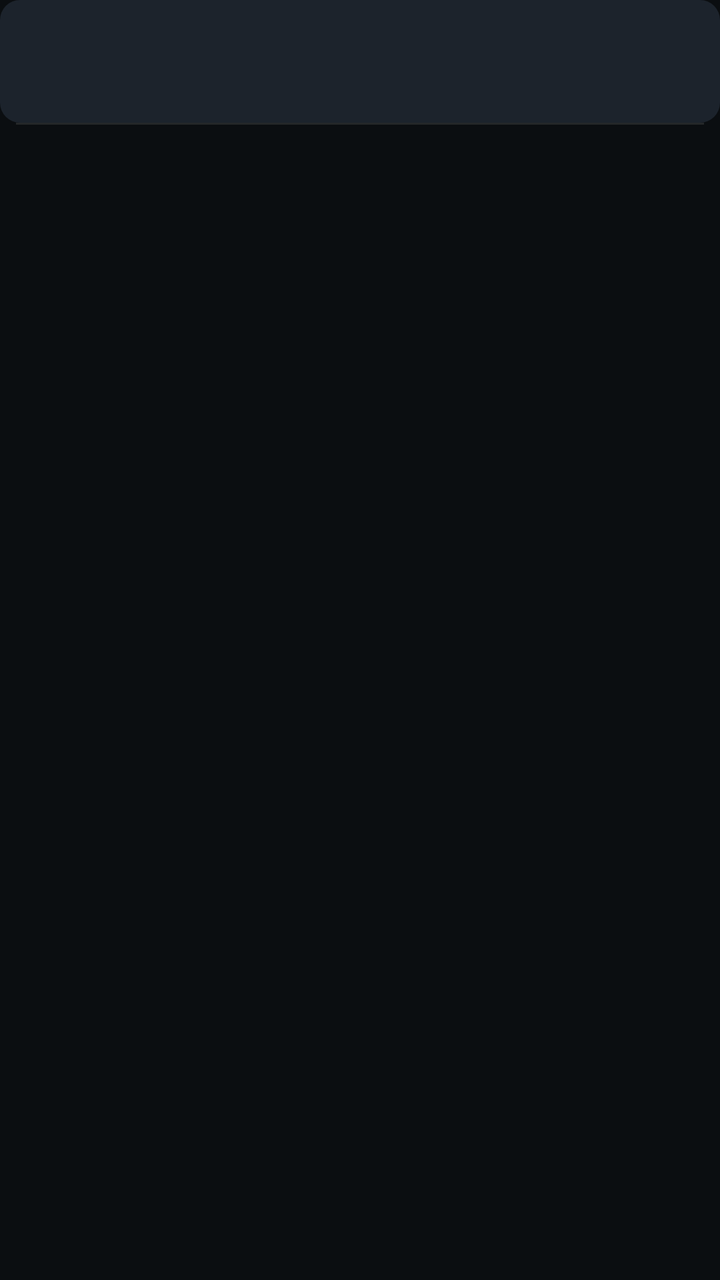
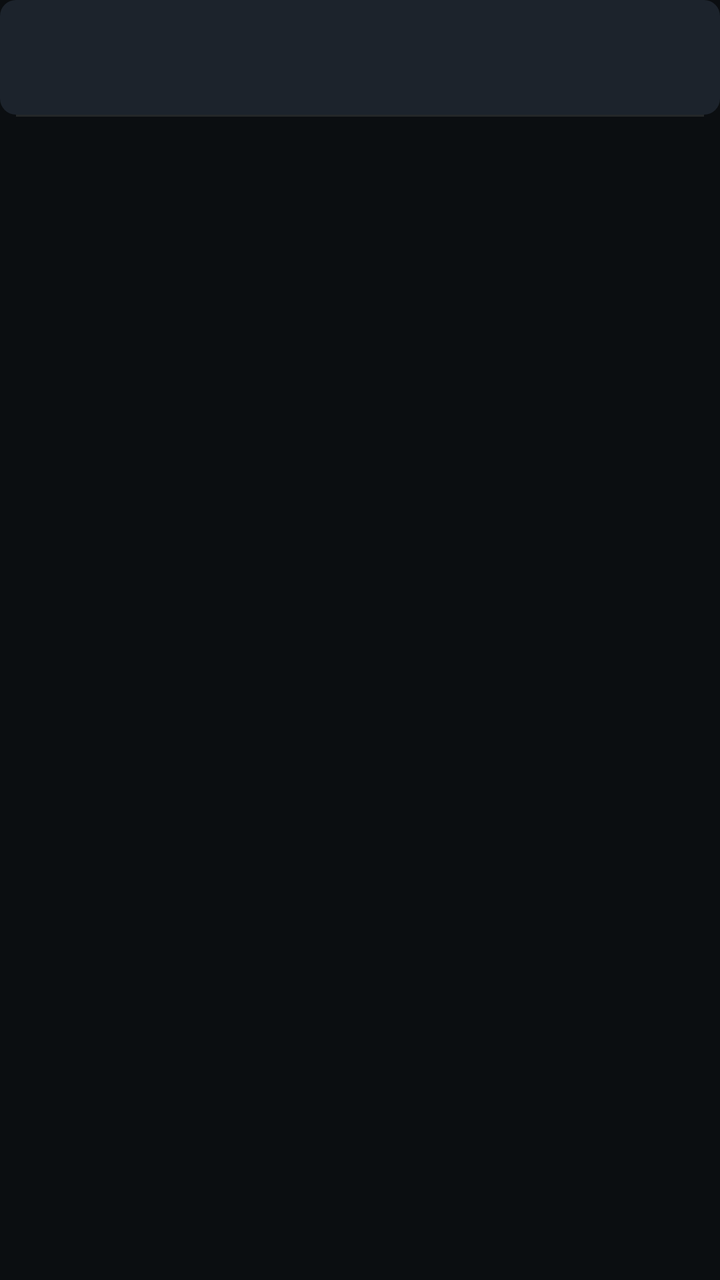

The first picture is an Android layout as it rendered before a commit; the second is the same layout after the commit. The layout source and the unified diff follow.
<!-- AndroidManifest.xml: application theme Theme.Litv -->
<!-- res/layout/item_epg.xml -->
<?xml version="1.0" encoding="utf-8"?>
<LinearLayout xmlns:android="http://schemas.android.com/apk/res/android"
    android:layout_width="match_parent"
    android:layout_height="wrap_content"
    android:orientation="vertical">

    <LinearLayout
        android:id="@+id/rowBody"
        android:layout_width="match_parent"
        android:layout_height="wrap_content"
        android:background="@drawable/bg_focusable"
        android:clickable="true"
        android:focusable="true"
        android:gravity="center_vertical"
        android:orientation="horizontal"
        android:paddingHorizontal="4dp"
        android:paddingVertical="10dp">

        <LinearLayout
            android:layout_width="0dp"
            android:layout_height="wrap_content"
            android:layout_weight="1"
            android:orientation="vertical">

            <TextView
                android:id="@+id/time"
                android:layout_width="match_parent"
                android:layout_height="wrap_content"
                android:ellipsize="end"
                android:maxLines="1"
                android:textColor="@color/text_secondary"
                android:textSize="13sp" />

            <TextView
                android:id="@+id/title"
                android:layout_width="match_parent"
                android:layout_height="wrap_content"
                android:layout_marginTop="2dp"
                android:ellipsize="end"
                android:maxLines="2"
                android:textColor="@color/text_primary"
                android:textSize="16sp" />
        </LinearLayout>

        
        <TextView
            android:id="@+id/action"
            android:layout_width="wrap_content"
            android:layout_height="wrap_content"
            android:layout_marginStart="8dp"
            android:background="@drawable/bg_osd_chip"
            android:paddingHorizontal="8dp"
            android:paddingVertical="3dp"
            android:text="回看"
            android:textColor="@color/text_primary"
            android:textSize="13sp"
            android:visibility="gone" />
    </LinearLayout>

    <View
        android:layout_width="match_parent"
        android:layout_height="1dp"
        android:layout_marginHorizontal="8dp"
        android:background="#1AFFFFFF" />
</LinearLayout>
<!-- resources referenced by this layout -->
<resources>
  <color name="text_primary">#FFE6EDF3</color>
  <color name="text_secondary">#FF8B949E</color>
  <!-- drawable bg_focusable (drawable) -->
  <?xml version="1.0" encoding="utf-8"?>
  <selector xmlns:android="http://schemas.android.com/apk/res/android">
      <item android:state_selected="true">
          <shape android:shape="rectangle">
              <solid android:color="@color/select_bg" />
              <corners android:radius="10dp" />
              <stroke android:width="1dp" android:color="@android:color/white" />
          </shape>
      </item>
      <item android:state_focused="true">
          <shape android:shape="rectangle">
              <solid android:color="@color/bg_card" />
              <corners android:radius="10dp" />
              <stroke android:width="3dp" android:color="@color/focus_stroke" />
          </shape>
      </item>
      <item android:state_pressed="true">
          <shape android:shape="rectangle">
              <solid android:color="@color/accent_dim" />
              <corners android:radius="10dp" />
          </shape>
      </item>
      <item>
          <shape android:shape="rectangle">
              <solid android:color="@color/bg_card" />
              <corners android:radius="10dp" />
          </shape>
      </item>
  </selector>
  <!-- drawable bg_osd_chip (drawable) -->
  <?xml version="1.0" encoding="utf-8"?>
  <shape xmlns:android="http://schemas.android.com/apk/res/android" android:shape="rectangle">
      <solid android:color="#1AFFFFFF" />
      <stroke android:width="1dp" android:color="#40FFFFFF" />
      <corners android:radius="4dp" />
  </shape>
  <style name="Theme.Litv" parent="Theme.AppCompat.NoActionBar">
          <item name="android:windowBackground">@color/bg</item>
          <item name="android:colorBackground">@color/bg</item>
          <item name="android:textColorPrimary">@color/text_primary</item>
          <item name="android:textColorSecondary">@color/text_secondary</item>
          <item name="android:statusBarColor">@color/bg</item>
          <item name="android:navigationBarColor">@color/bg</item>
      </style>
  <color name="select_bg">#FF1E63C8</color>
  <color name="bg_card">#FF1C232C</color>
  <color name="focus_stroke">#FF2DD4BF</color>
  <color name="accent_dim">#FF14807A</color>
  <color name="bg">#FF0B0E11</color>
</resources>

<!-- the commit's change to res/layout/item_epg.xml (unified diff, before → after) -->
@@ -14,7 +14,7 @@
         android:gravity="center_vertical"
         android:orientation="horizontal"
         android:paddingHorizontal="4dp"
-        android:paddingVertical="10dp">
+        android:paddingVertical="8dp">
 
         <LinearLayout
             android:layout_width="0dp"
@@ -24,6 +24,7 @@
 
             <TextView
                 android:id="@+id/time"
+        android:fontFeatureSettings="tnum"
                 android:layout_width="match_parent"
                 android:layout_height="wrap_content"
                 android:ellipsize="end"
@@ -50,7 +51,7 @@
             android:layout_marginStart="8dp"
             android:background="@drawable/bg_osd_chip"
             android:paddingHorizontal="8dp"
-            android:paddingVertical="3dp"
+            android:paddingVertical="4dp"
             android:text="回看"
             android:textColor="@color/text_primary"
             android:textSize="13sp"
<!-- resource entries referenced after the edit -->
@@ -8,27 +8,27 @@
       <item android:state_selected="true">
           <shape android:shape="rectangle">
               <solid android:color="@color/select_bg" />
-              <corners android:radius="10dp" />
+              <corners android:radius="8dp" />
               <stroke android:width="1dp" android:color="@android:color/white" />
           </shape>
       </item>
       <item android:state_focused="true">
           <shape android:shape="rectangle">
               <solid android:color="@color/bg_card" />
-              <corners android:radius="10dp" />
+              <corners android:radius="8dp" />
               <stroke android:width="3dp" android:color="@color/focus_stroke" />
           </shape>
       </item>
       <item android:state_pressed="true">
           <shape android:shape="rectangle">
               <solid android:color="@color/accent_dim" />
-              <corners android:radius="10dp" />
+              <corners android:radius="8dp" />
           </shape>
       </item>
       <item>
           <shape android:shape="rectangle">
               <solid android:color="@color/bg_card" />
-              <corners android:radius="10dp" />
+              <corners android:radius="8dp" />
           </shape>
       </item>
   </selector>
